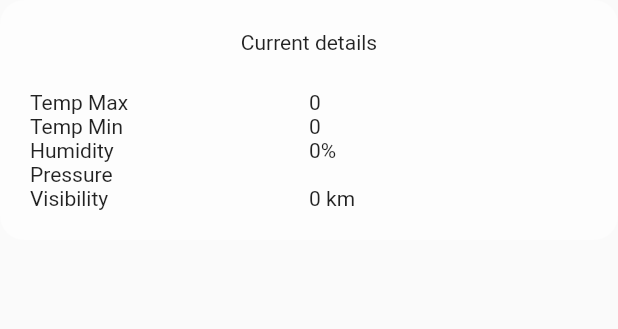
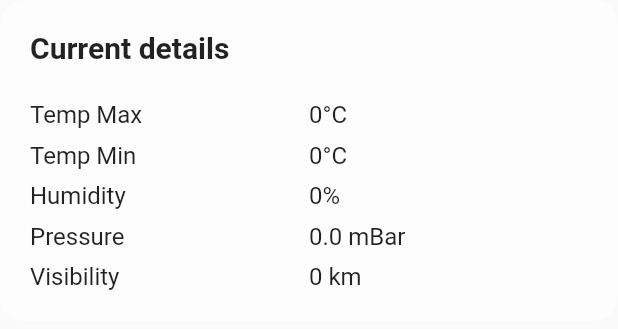
Before and after one commit to AjiSetya/wewether, a Flutter app: the Details widget shown alone on an empty page, opened directly with empty values, on a phone screen of 412 x 824 dp. Shown: the top 329 px of the screen. Run offline on Flutter 3.47's test engine with Material 2 defaults, Android fonts, the phone set to English and light mode, and no system bars; network calls fail.

```diff
--- a/lib/widgets/details.dart
+++ b/lib/widgets/details.dart
@@ -10,6 +10,7 @@ class Details extends StatelessWidget {
     int tempMax = weatherData['main']['temp_max'].toInt();
     int tempMin = weatherData['main']['temp_min'].toInt();
     int humidity = weatherData['main']['humidity'].toInt();
+    double pressure = weatherData['main']['pressure'].toInt() / 1000;
     double visibilityDouble = weatherData['visibility'].toInt() / 1000;
     int visibility = visibilityDouble.toInt();
 
@@ -20,9 +21,10 @@ class Details extends StatelessWidget {
       child: Padding(
         padding: const EdgeInsets.all(20),
         child: Column(
+          crossAxisAlignment: CrossAxisAlignment.start,
           mainAxisSize: MainAxisSize.min,
           children: [
-            Text('Current details'),
+            Text('Current details', style: TextStyle(fontSize: 20.0, fontWeight: FontWeight.bold),),
             SizedBox(
               height: 24,
             ),
@@ -31,27 +33,33 @@ class Details extends StatelessWidget {
               children: [
                 Expanded(
                   child: Column(
-                    crossAxisAlignment:
-                    CrossAxisAlignment.start,
+                    crossAxisAlignment: CrossAxisAlignment.start,
                     children: [
-                      Text('Temp Max'),
-                      Text('Temp Min'),
-                      Text('Humidity'),
-                      Text('Pressure'),
-                      Text('Visibility'),
+                      textDetails('Temp Max'),
+                      SizedBox(height: 8.0,),
+                      textDetails('Temp Min'),
+                      SizedBox(height: 8.0,),
+                      textDetails('Humidity'),
+                      SizedBox(height: 8.0,),
+                      textDetails('Pressure'),
+                      SizedBox(height: 8.0,),
+                      textDetails('Visibility'),
                     ],
                   ),
                 ),
                 Expanded(
                   child: Column(
-                    crossAxisAlignment:
-                    CrossAxisAlignment.start,
+                    crossAxisAlignment: CrossAxisAlignment.start,
                     children: [
-                      Text(tempMax.toString()),
-                      Text(tempMin.toString()),
-                      Text(humidity.toString() + '%'),
-                      Text(weatherData['main']['pressure'].toString()),
-                      Text(visibility.toString() + ' km'),
+                      textDetails(tempMax.toString() + "°C"),
+                      SizedBox(height: 8.0,),
+                      textDetails(tempMin.toString() + "°C"),
+                      SizedBox(height: 8.0,),
+                      textDetails(humidity.toString() + '%'),
+                      SizedBox(height: 8.0,),
+                      textDetails(pressure.toString() + ' mBar'),
+                      SizedBox(height: 8.0,),
+                      textDetails(visibility.toString() + ' km'),
                     ],
                   ),
                 )
@@ -62,4 +70,8 @@ class Details extends StatelessWidget {
       ),
     );
   }
+
+  Widget textDetails(String text){
+    return Text(text, style: TextStyle(fontSize: 16.0),);
+  }
 }
--- a/pubspec.yaml
+++ b/pubspec.yaml
@@ -30,6 +30,7 @@ dependencies:
   cupertino_icons: ^0.1.3
   http: ^0.12.2
   geolocator: ^6.1.7
+  intl: ^0.16.1
 
 dev_dependencies:
   flutter_test:
```
Also changed, not shown: lib/myhomepage.dart (+23 -14 lines), lib/splash_screen.dart (+17 -6 lines), pubspec.lock.
